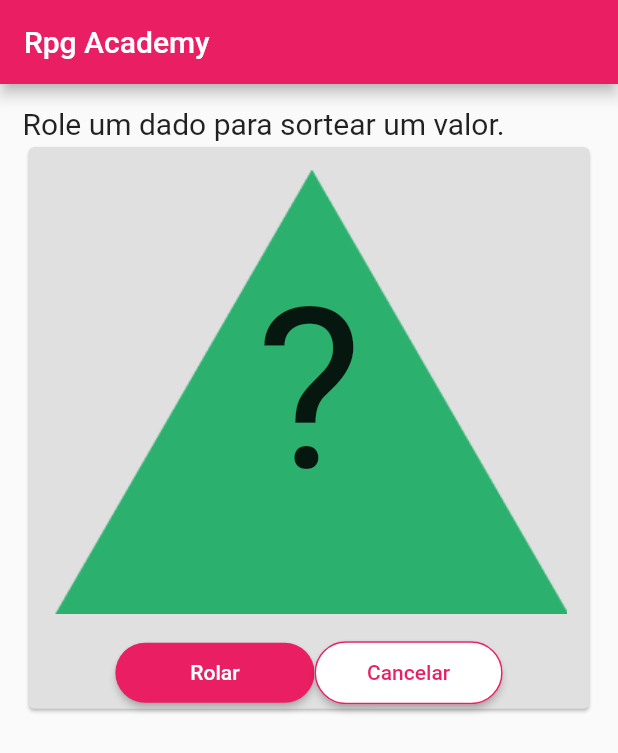
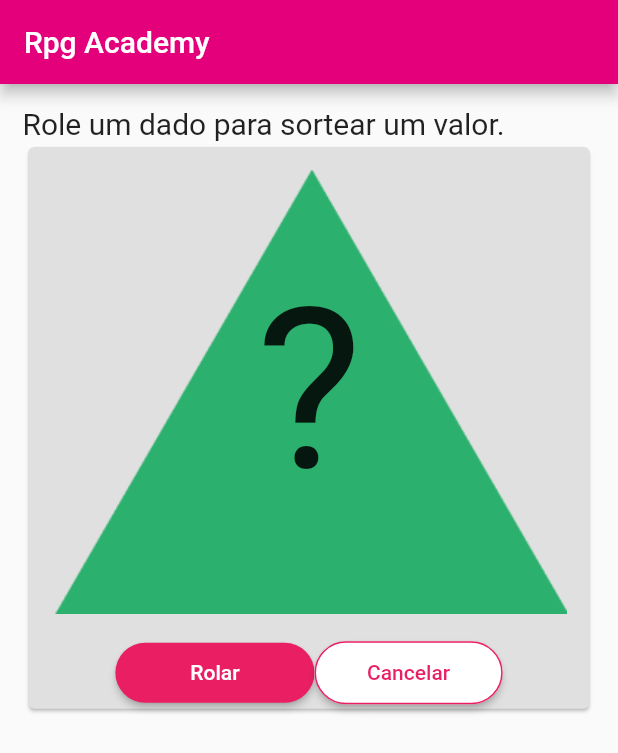
Before and after one commit to GilsonAndre/dados_rpg, a Flutter app: the screen it shows after launch, after a tap on "D4 (Quatro lados)", on a phone screen of 412 x 824 dp. Shown: the top 753 px of the screen. Run offline on Flutter 3.47's test engine with Material 2 defaults, Android fonts, the phone set to English and light mode, and no system bars.

Commit message:
Adicionado o theme

```diff
--- a/lib/main.dart
+++ b/lib/main.dart
@@ -3,16 +3,17 @@ import 'package:dados_rpg/ui/resources/strings.dart';
 import 'package:flutter/material.dart';
 
 void main() {
-  runApp(const MyApp());
+  runApp( const MyApp());
 }
 
 class MyApp extends StatelessWidget {
   const MyApp({super.key});
 
-  // This widget is the root of your application.
   @override
   Widget build(BuildContext context) {
     return const MaterialApp(
+      debugShowCheckedModeBanner: false,
+
       title: Strings.appName,
       home: PickDice(),
     );
--- a/lib/ui/pick_dice.dart
+++ b/lib/ui/pick_dice.dart
@@ -1,3 +1,4 @@
+import 'package:dados_rpg/ui/resources/app_theme.dart';
 import 'package:dados_rpg/ui/resources/strings.dart';
 import 'package:dados_rpg/ui/roll_dice.dart';
 import 'package:flutter/material.dart';
@@ -21,14 +22,16 @@ class _PickDiceState extends State<PickDice> {
     Strings.d12,
     Strings.d20,
   ];
-
+  final AppTheme appTheme = AppTheme();
   @override
   Widget build(BuildContext context) {
     return MaterialApp(
+      theme: appTheme.theme(),
+      debugShowCheckedModeBanner: false,
       home: Scaffold(
         appBar: AppBar(
           title: const Text(Strings.appName),
-          backgroundColor: Colors.pink,
+
         ),
         body: Column(
           mainAxisAlignment: MainAxisAlignment.start,
--- /dev/null
+++ b/lib/ui/resources/app_theme.dart
@@ -0,0 +1,12 @@
+import 'package:flutter/material.dart';
+
+class AppTheme {
+  ThemeData theme() {
+    return ThemeData(
+      primaryColor: const Color(0xFFE5007B),
+      appBarTheme: const AppBarTheme(
+        backgroundColor: Color(0xFFE5007B),
+      )
+    );
+  }
+}
--- a/lib/ui/roll_dice.dart
+++ b/lib/ui/roll_dice.dart
@@ -1,5 +1,6 @@
 import 'dart:math';
 import 'package:dados_rpg/ui/pick_dice.dart';
+import 'package:dados_rpg/ui/resources/app_theme.dart';
 import 'package:dados_rpg/ui/resources/strings.dart';
 import 'package:flutter/material.dart';
 
@@ -8,6 +9,7 @@ class RollDice extends StatefulWidget {
     required this.diceNumber,
     super.key,
   });
+
   // ignore: prefer_typing_uninitialized_variables
   final diceNumber;
   @override
@@ -17,13 +19,16 @@ class RollDice extends StatefulWidget {
 class _RollDiceState extends State<RollDice> {
   String number = '?';
   bool isDiseableButton = false;
+
+  final AppTheme appTheme = AppTheme();
   @override
   Widget build(BuildContext context) {
     return MaterialApp(
+      theme: appTheme.theme(),
+      debugShowCheckedModeBanner: false,
       home: Scaffold(
         appBar: AppBar(
           title: const Text(Strings.appName),
-          backgroundColor: Colors.pink,
         ),
         body: Container(
           padding: const EdgeInsets.all(15.0),
```
